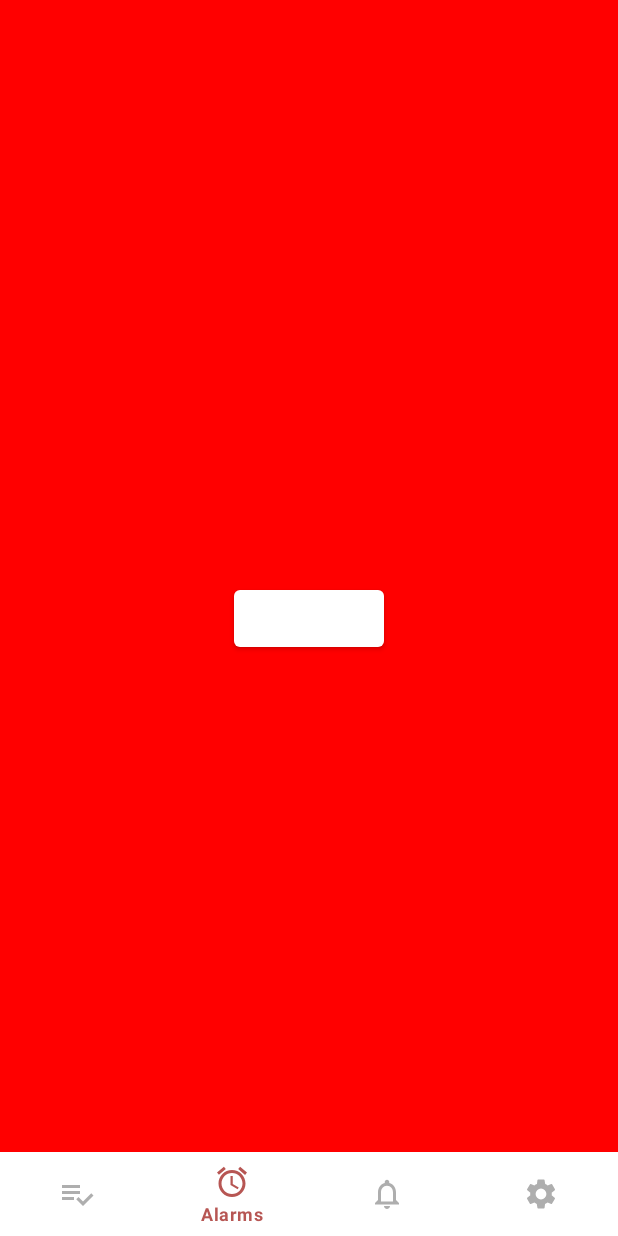
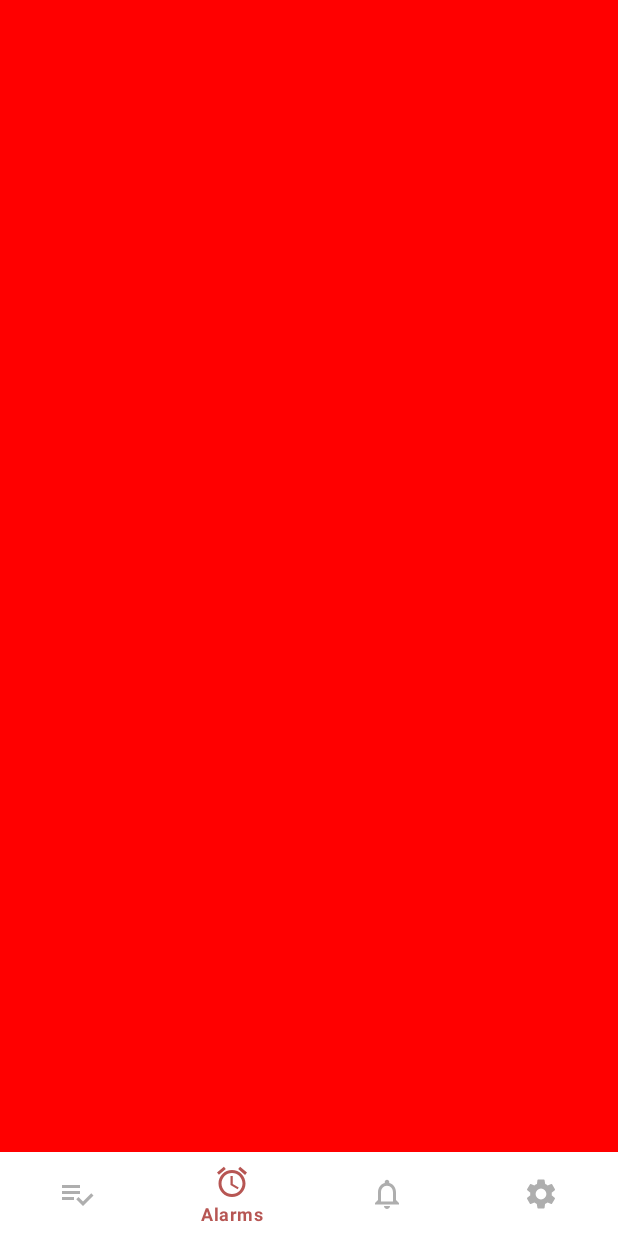
Before and after one commit to boronin-serge/cardtasker, an Android app: the fragment HomeFragment shown on its own in the app's theme, item 2 of the bottom bar chosen, on a phone screen of 412 x 824 dp. Run offline under Robolectric (Android 15) with nearby library versions, the phone set to English and light mode, and no system bars; our stand-ins replace Dagger/Hilt's generated code, RxJava; 2 statements that could not run were skipped.

```diff
--- a/app/src/main/java/ru/boronin/cardtasker/features/home/ui/HomeFragment.kt
+++ b/app/src/main/java/ru/boronin/cardtasker/features/home/ui/HomeFragment.kt
@@ -28,11 +28,6 @@ class HomeFragment : BaseView<HomeView, HomePresenter>(), HomeView {
     override fun getLayout() = R.layout.home_fragment
 
     override fun onViewBound(view: View) {
-
-        button?.setOnClickListener {
-            presenter.openDetails()
-        }
-
         initToolbar()
         initBottomBar()
         initListeners()
@@ -49,13 +44,6 @@ class HomeFragment : BaseView<HomeView, HomePresenter>(), HomeView {
 
     override fun openSmth() {
 
-    }
-
-    override fun onActivityResult(requestCode: Int, resultCode: Int, data: Intent?) {
-        if (resultCode == Activity.RESULT_OK) {
-            val info = data?.getStringExtra(DATA_KEY)
-            text?.text = info ?: DEFAULT_STRING
-        }
     }
 
     override fun back() = false
--- a/app/src/main/res/layout/details_fragment.xml
+++ b/app/src/main/res/layout/details_fragment.xml
@@ -1,5 +1,6 @@
 <?xml version="1.0" encoding="utf-8"?>
-<androidx.constraintlayout.widget.ConstraintLayout xmlns:android="http://schemas.android.com/apk/res/android"
+<androidx.constraintlayout.widget.ConstraintLayout
+	xmlns:android="http://schemas.android.com/apk/res/android"
     xmlns:app="http://schemas.android.com/apk/res-auto"
     android:orientation="vertical"
     android:layout_width="match_parent"
--- a/app/src/main/res/layout/home_fragment.xml
+++ b/app/src/main/res/layout/home_fragment.xml
@@ -6,23 +6,11 @@
     android:orientation="vertical" android:layout_width="match_parent"
     android:layout_height="match_parent">
 
-    <TextView
-        android:id="@+id/text"
-        android:layout_width="wrap_content"
-        android:layout_height="wrap_content"
-        android:textSize="26sp"
-        app:layout_constraintBottom_toTopOf="@+id/button"
-        app:layout_constraintEnd_toEndOf="parent"
-        app:layout_constraintStart_toStartOf="parent"
-        app:layout_constraintTop_toTopOf="parent" />
-
-    <Button
-        android:id="@+id/button"
-        android:layout_width="100dp"
-        android:layout_height="50dp"
-        app:layout_constraintBottom_toBottomOf="parent"
-        app:layout_constraintEnd_toEndOf="parent"
-        app:layout_constraintStart_toStartOf="parent"
+    <androidx.viewpager2.widget.ViewPager2
+        android:id="@+id/viewPager2"
+        android:layout_width="match_parent"
+        android:layout_height="0dp"
+        app:layout_constraintBottom_toTopOf="@+id/bottomNavigation"
         app:layout_constraintTop_toTopOf="parent" />
 
     <com.google.android.material.bottomnavigation.BottomNavigationView
--- a/buildsystem/dependencies.gradle
+++ b/buildsystem/dependencies.gradle
@@ -15,6 +15,7 @@ ext {
     appCompatVersion                = '1.1.0'
     constraintLayoutVersion         = '1.1.3'
     chromeCustomTabsVersion         = '23.3.0'
+    viewpager2Version               = '1.0.0'
 
     // RxJava
     rxJavaVersion                   = '2.2.8'
@@ -38,7 +39,7 @@ ext {
         constraintlayout:           "androidx.constraintlayout:constraintlayout:$constraintLayoutVersion",
         chromeCustomTabs:           "com.android.support:customtabs:${chromeCustomTabsVersion}",
         material:                   "com.google.android.material:material:${materialVersion}",
-        //viewpager2: "androidx.viewpager2:viewpager2:1.0.0-beta02"
+        viewpager2:                 "androidx.viewpager2:viewpager2:${viewpager2Version}",
 
         // rx
         rxJava:                     "io.reactivex.rxjava2:rxjava:${rxJavaVersion}",
```
